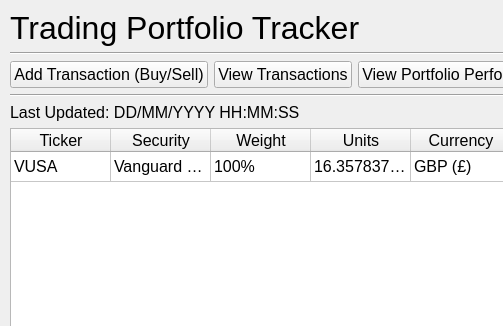
Qt form src/ui/main_window.ui (IsaacCheng9/trading-portfolio-tracker) before a commit; both pictures show x 0 to 503 and y 0 to 326 of the 1000 by 600 pixel window.
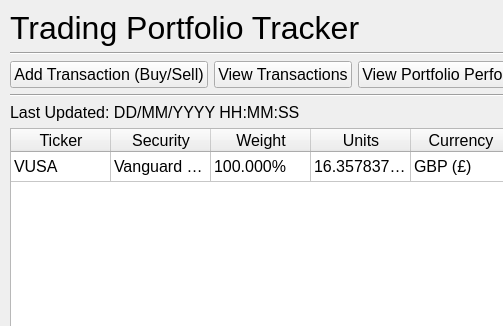
The same form after that commit.

Commit message: Update sample row to use 3 DP for weight

```diff
--- a/src/ui/main_window.ui
+++ b/src/ui/main_window.ui
@@ -225,7 +225,7 @@
        </item>
        <item row="0" column="2">
         <property name="text">
-         <string>100%</string>
+         <string>100.000%</string>
         </property>
        </item>
        <item row="0" column="3">
```
The commit also changes 1 other file.
